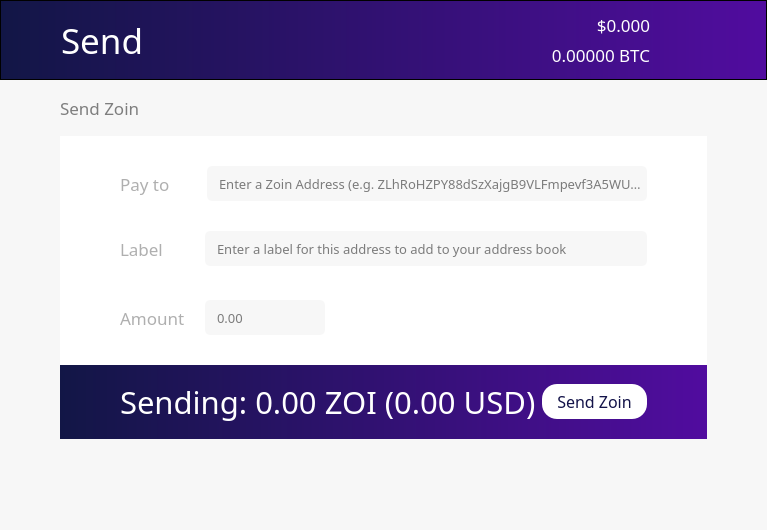
Before: the Qt Designer form src/qt/forms/sendcoinsdialog.ui in noirofficial/noir, drawn with Qt 5.
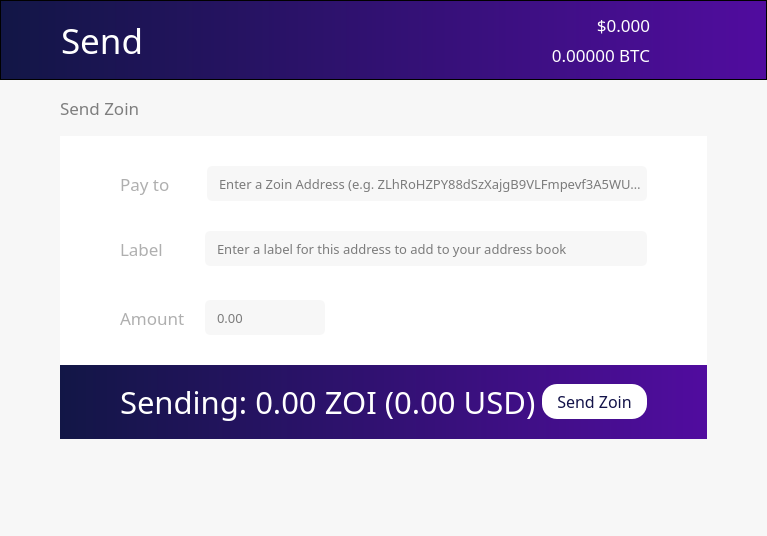
After: the same form once the commit is applied. Icons and pictures are not drawn. Custom widgets are drawn as their Qt base class.

Diff of the .ui file:
```diff
--- a/src/qt/forms/sendcoinsdialog.ui
+++ b/src/qt/forms/sendcoinsdialog.ui
@@ -7,7 +7,7 @@
     <x>0</x>
     <y>0</y>
     <width>643</width>
-    <height>530</height>
+    <height>536</height>
    </rect>
   </property>
   <property name="windowTitle">
@@ -759,6 +759,19 @@
        </property>
       </spacer>
      </item>
+     <item>
+      <spacer name="verticalSpacer_2">
+       <property name="orientation">
+        <enum>Qt::Vertical</enum>
+       </property>
+       <property name="sizeHint" stdset="0">
+        <size>
+         <width>20</width>
+         <height>40</height>
+        </size>
+       </property>
+      </spacer>
+     </item>
     </layout>
    </item>
    <item>
```
